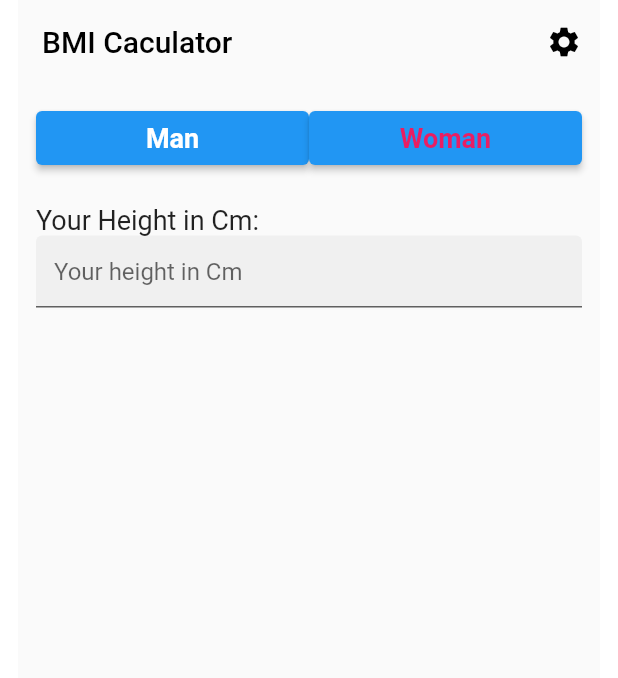
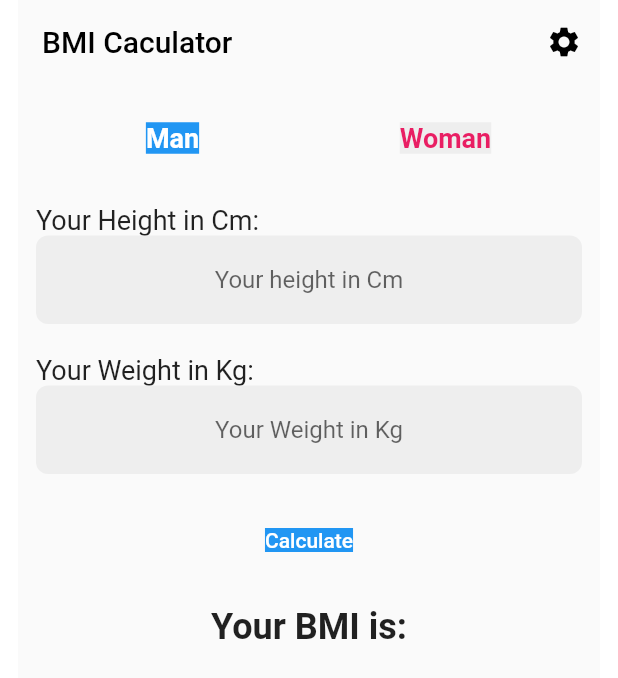
Before and after one commit to Tosin8/calculator_app, a Flutter app: the screen it shows after launch, on a phone screen of 412 x 824 dp. Shown: the top 678 px of the screen. Run offline on Flutter 3.47's test engine with Material 2 defaults, Android fonts, the light colour scheme and no system bars.

Commit message:
Update homepage.dart

```diff
--- a/lib/widget/homepage.dart
+++ b/lib/widget/homepage.dart
@@ -52,17 +52,67 @@ class _HomePageState extends State<HomePage> {
                             style: TextStyle(
                               fontSize: 18.0,
                             )),
-                    const TextField(
+                        TextField(
                           keyboardType: TextInputType.number,
+                          textAlign: TextAlign.center,
                           decoration: InputDecoration(
-                          hintText: 'Your height in Cm', filled: true),
-                    )
+                              hintText: 'Your height in Cm',
+                              filled: true,
+                              fillColor: Colors.grey[200],
+                              border: OutlineInputBorder(
+                                borderRadius: BorderRadius.circular(8.0),
+                                borderSide: BorderSide.none,
+                              )),
+                        ),
+                        const SizedBox(height: 20.0),
+                        const Text('Your Weight in Kg: ',
+                            style: TextStyle(
+                              fontSize: 18.0,
+                            )),
+                        TextField(
+                          keyboardType: TextInputType.number,
+                          textAlign: TextAlign.center,
+                          decoration: InputDecoration(
+                              hintText: 'Your Weight in Kg',
+                              filled: true,
+                              fillColor: Colors.grey[200],
+                              border: OutlineInputBorder(
+                                borderRadius: BorderRadius.circular(8.0),
+                                borderSide: BorderSide.none,
+                              )),
+                        ),
+                        const SizedBox(height: 20),
 
                         // creating the input form.
+
+                        // adding the calculate button
+                        SizedBox(
+                            width: double.infinity,
+                            child: TextButton(
+                              onPressed: () {},
+                              child: Container(
+                                color: Colors.blue,
+                                child: const Text('Calculate',
+                                    style: TextStyle(
+                                      color: Colors.white,
+                                    )),
+                              ),
+                            )),
+
+                        const SizedBox(height: 20.0),
+                        const SizedBox(
+                          width: double.infinity,
+                          child: Text(
+                            'Your BMI is: ',
+                            textAlign: TextAlign.center,
+                            style: TextStyle(
+                              fontSize: 24.0,
+                              fontWeight: FontWeight.bold,
+                            ),
+                          ),
+                        ),
                       ],
-                ))),
-      ),
-    );
+                    )))));
   }
 
 // declaring a function to change the index value on button pressed.
@@ -78,20 +128,21 @@ class _HomePageState extends State<HomePage> {
   Widget radioButton(String value, Color color, int index) {
     return Expanded(
         child: Container(
-      child: ElevatedButton(
+            child: TextButton(
+      onPressed: () {
+        // clicking the button , the current index will have the value of the button's index.
+        changeIndex(index);
+      },
+      child: Container(
         //  makeing the color of the button change in function of it's selected or not.
 
         color: currentindex == index
             ? color
             : Colors.grey[
                 200], // if the current index is equal to the button index then put the color , the main color that will define otherwise make it grey.
-        shape: RoundedRectangleBorder(
-          borderRadius: BorderRadius.circular(8.0),
-        ), // adding the round button.
-        onPressed: () {
-          // clicking the button , the current index will have the value of the button's index.
-          changeIndex(index);
-        },
+        // shape: RoundedRectangleBorder(
+        //   borderRadius: BorderRadius.circular(8.0),
+        // ), // adding the round button.
 
         child: Text(
           value,
@@ -102,6 +153,6 @@ class _HomePageState extends State<HomePage> {
           ),
         ),
       ),
-    ));
+    )));
   }
 }
```
Lines whose indentation alone changed are shown as unchanged.
